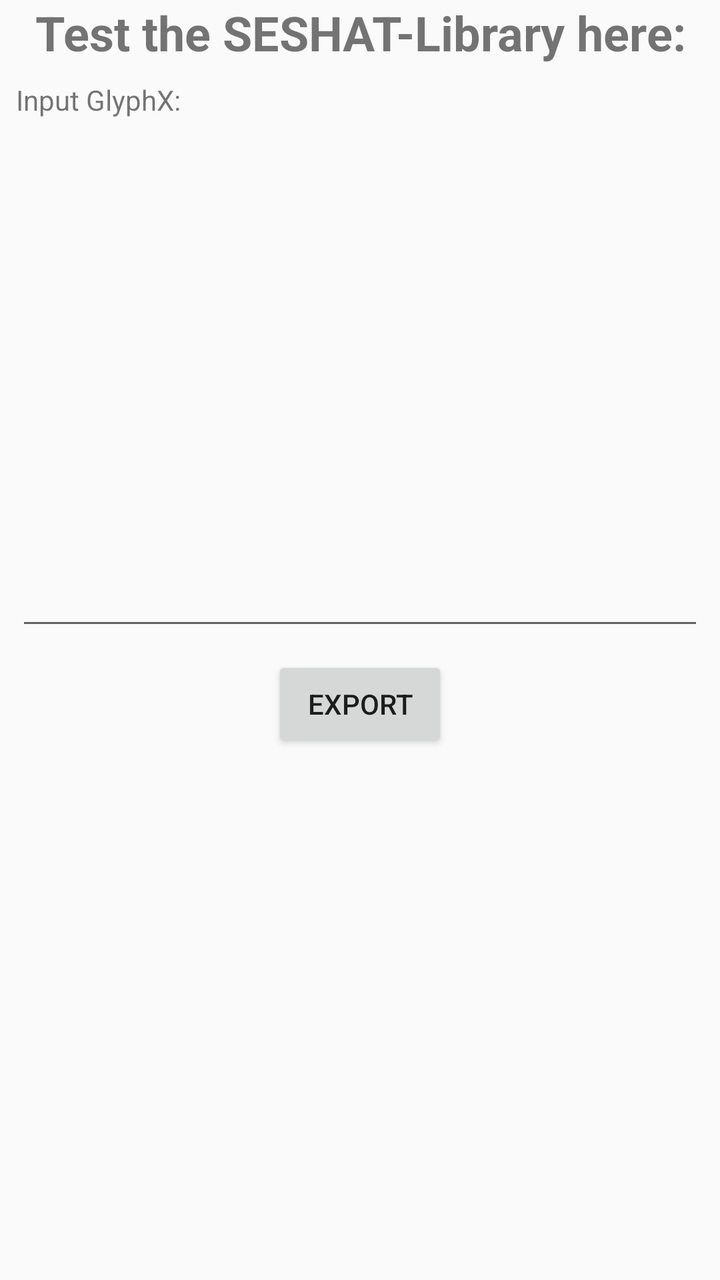
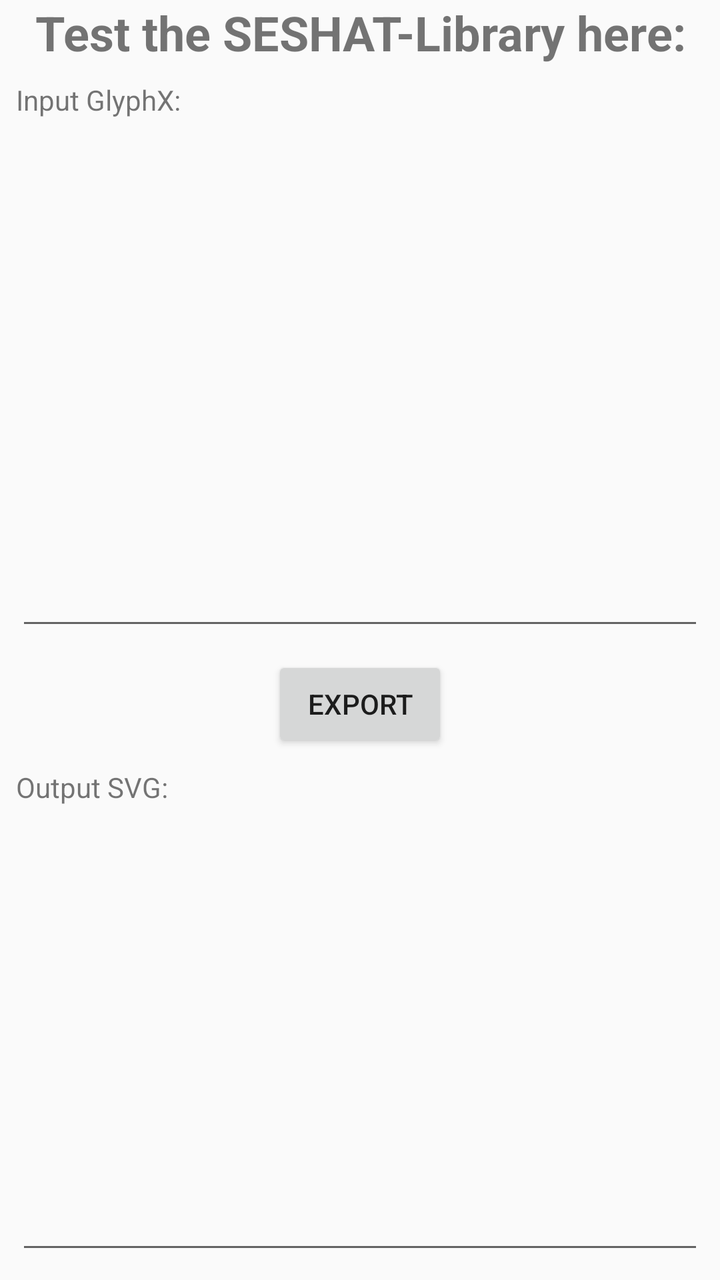

Screens rendered from an Android XML layout before and after an edit, with the pre-edit source and the edit as a unified diff.
<!-- AndroidManifest.xml: activity theme Theme.SESHATExampleApp -->
<!-- res/layout/activity_main.xml -->
<?xml version="1.0" encoding="utf-8"?>
<androidx.constraintlayout.widget.ConstraintLayout xmlns:android="http://schemas.android.com/apk/res/android"
    xmlns:app="http://schemas.android.com/apk/res-auto"
    xmlns:tools="http://schemas.android.com/tools"
    android:id="@+id/main"
    android:layout_width="match_parent"
    android:layout_height="match_parent"
    tools:context=".MainActivity">

    <TextView
        android:id="@+id/title_text"
        android:layout_width="0dp"
        android:layout_height="wrap_content"
        android:gravity="center_horizontal"
        android:text="@string/title"
        android:textSize="24sp"
        android:textStyle="bold"
        app:layout_constraintBottom_toBottomOf="parent"
        app:layout_constraintEnd_toEndOf="parent"
        app:layout_constraintStart_toStartOf="parent"
        app:layout_constraintTop_toTopOf="parent"
        app:layout_constraintVertical_bias="0.0" />

    <EditText
        android:id="@+id/input"
        android:layout_width="0dp"
        android:layout_height="0dp"
        android:layout_marginStart="8dp"
        android:layout_marginTop="8dp"
        android:layout_marginEnd="8dp"
        android:ems="10"
        android:gravity="start|top"
        android:inputType="text|textVisiblePassword|textMultiLine|textNoSuggestions"
        app:layout_constraintBottom_toTopOf="@+id/guideline2"
        app:layout_constraintEnd_toEndOf="parent"
        app:layout_constraintStart_toStartOf="parent"
        app:layout_constraintTop_toBottomOf="@+id/input_title" />

    <TextView
        android:id="@+id/input_title"
        android:layout_width="wrap_content"
        android:layout_height="wrap_content"
        android:layout_marginStart="8dp"
        android:layout_marginTop="8dp"
        android:text="@string/input_glyphx"
        app:layout_constraintBottom_toBottomOf="parent"
        app:layout_constraintEnd_toEndOf="parent"
        app:layout_constraintHorizontal_bias="0.0"
        app:layout_constraintStart_toStartOf="parent"
        app:layout_constraintTop_toBottomOf="@+id/title_text"
        app:layout_constraintVertical_bias="0.0" />

    <androidx.constraintlayout.widget.Guideline
        android:id="@+id/guideline2"
        android:layout_width="wrap_content"
        android:layout_height="wrap_content"
        android:orientation="horizontal"
        app:layout_constraintGuide_percent="0.5" />

    <Button
        android:id="@+id/button_export"
        android:layout_width="wrap_content"
        android:layout_height="wrap_content"
        android:layout_marginTop="8dp"
        android:text="@string/export"
        app:layout_constraintBottom_toBottomOf="parent"
        app:layout_constraintEnd_toEndOf="parent"
        app:layout_constraintStart_toStartOf="parent"
        app:layout_constraintTop_toBottomOf="@+id/input"
        app:layout_constraintVertical_bias="0.0" />
</androidx.constraintlayout.widget.ConstraintLayout>
<!-- resources referenced by this layout -->
<resources>
  <string name="export">Export</string>
  <string name="input_glyphx">Input GlyphX:</string>
  <string name="title">Test the SESHAT-Library here:</string>
  <style name="Theme.SESHATExampleApp" parent="Theme.AppCompat.Light.NoActionBar" />
</resources>

<!-- the commit's change to res/layout/activity_main.xml (unified diff, before → after) -->
@@ -68,4 +68,34 @@
         app:layout_constraintStart_toStartOf="parent"
         app:layout_constraintTop_toBottomOf="@+id/input"
         app:layout_constraintVertical_bias="0.0" />
+
+    <TextView
+        android:id="@+id/output_title"
+        android:layout_width="wrap_content"
+        android:layout_height="wrap_content"
+        android:layout_marginStart="8dp"
+        android:layout_marginTop="8dp"
+        android:text="@string/output_title"
+        app:layout_constraintBottom_toBottomOf="parent"
+        app:layout_constraintEnd_toEndOf="parent"
+        app:layout_constraintHorizontal_bias="0.0"
+        app:layout_constraintStart_toStartOf="parent"
+        app:layout_constraintTop_toBottomOf="@+id/button_export"
+        app:layout_constraintVertical_bias="0.0" />
+
+    <EditText
+        android:id="@+id/output"
+        android:layout_width="0dp"
+        android:layout_height="0dp"
+        android:layout_marginStart="8dp"
+        android:layout_marginTop="8dp"
+        android:layout_marginEnd="8dp"
+        android:layout_marginBottom="8dp"
+        android:ems="10"
+        android:gravity="start|top"
+        android:inputType="text|textVisiblePassword|textMultiLine|textNoSuggestions"
+        app:layout_constraintBottom_toBottomOf="parent"
+        app:layout_constraintEnd_toEndOf="parent"
+        app:layout_constraintStart_toStartOf="parent"
+        app:layout_constraintTop_toBottomOf="@+id/output_title" />
 </androidx.constraintlayout.widget.ConstraintLayout>
<!-- resource entries referenced after the edit -->
@@ -2,6 +2,7 @@
 <resources>
   <string name="export">Export</string>
   <string name="input_glyphx">Input GlyphX:</string>
+  <string name="output_title">Output SVG:</string>
   <string name="title">Test the SESHAT-Library here:</string>
   <style name="Theme.SESHATExampleApp" parent="Theme.AppCompat.Light.NoActionBar" />
 </resources>
